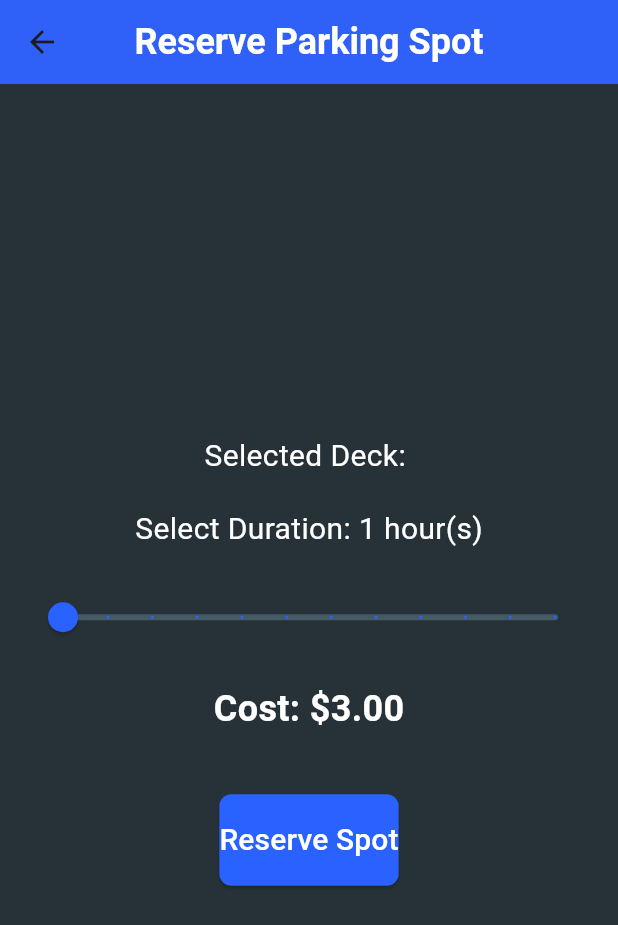
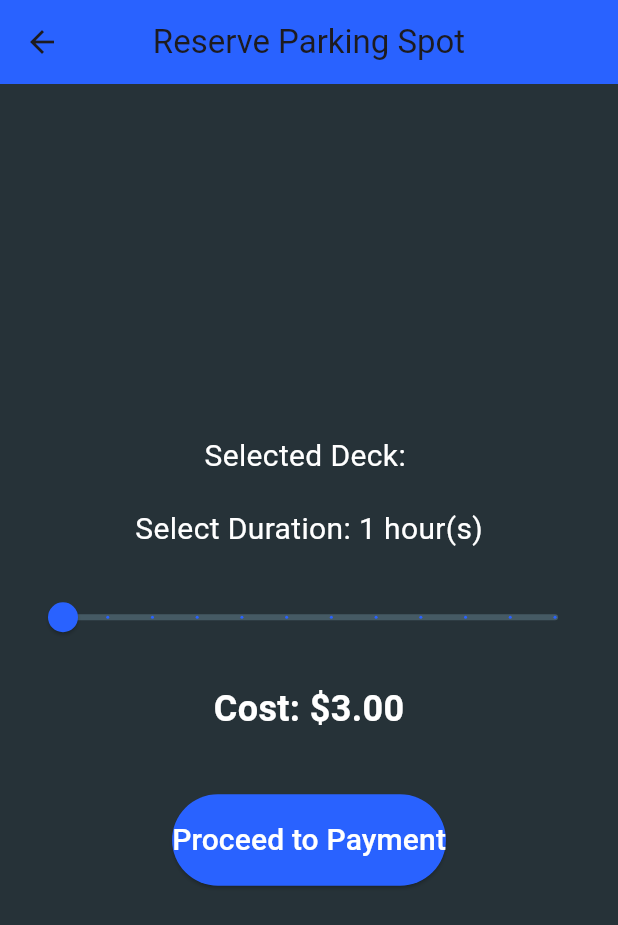
Before and after one commit to KrishnaDOS/ParkNet_Digital, a Flutter app: the ReserveSpotScreen screen opened directly with empty values, on a phone screen of 412 x 824 dp. Shown: the top 925 px of the screen. Run offline on Flutter 3.47's test engine with Material 3 defaults, Android fonts, the phone set to English and light mode, and no system bars; our stand-ins replace cloud_firestore, firebase_auth, firebase_core, flutter_map, geolocator, latlong2 and 1 more; accounts and stored records are empty.

Commit message:
Completed Parking Payment system along with Payment confirmations.

```diff
--- a/parkgsu/lib/reservation.dart
+++ b/parkgsu/lib/reservation.dart
@@ -1,11 +1,10 @@
 import 'package:flutter/material.dart';
+import 'payment_page.dart';
 
 class ReserveSpotScreen extends StatefulWidget {
-  final String selectedDeck; // Parameter for selected deck
+  final String selectedDeck;
 
-  // Constructor to accept selectedDeck
-  const ReserveSpotScreen({Key? key, required this.selectedDeck})
-      : super(key: key);
+  const ReserveSpotScreen({Key? key, required this.selectedDeck}) : super(key: key);
 
   @override
   _ReserveSpotScreenState createState() => _ReserveSpotScreenState();
@@ -13,12 +12,12 @@ class ReserveSpotScreen extends StatefulWidget {
 
 class _ReserveSpotScreenState extends State<ReserveSpotScreen> {
   double _hours = 1;
-  double _cost = 3.0; // Initial cost for 1 hour
+  double _cost = 3.0;
 
   void _updateCost(double hours) {
     setState(() {
       _hours = hours;
-      _cost = 3 + (2 * (_hours - 1)); // $3 for 1 hour, $2 per additional hour
+      _cost = 3 + (2 * (_hours - 1));
     });
   }
 
@@ -27,31 +26,18 @@ class _ReserveSpotScreenState extends State<ReserveSpotScreen> {
     return Scaffold(
       backgroundColor: Colors.blueGrey[900],
       appBar: AppBar(
-        title: const Text(
-          'Reserve Parking Spot',
-          style: TextStyle(
-              color: Colors.white, fontSize: 24, fontWeight: FontWeight.bold),
-        ),
+        title: const Text('Reserve Parking Spot'),
         centerTitle: true,
         backgroundColor: Colors.blueAccent[700],
-        elevation: 4,
       ),
       body: Padding(
         padding: const EdgeInsets.all(16.0),
         child: Column(
           mainAxisAlignment: MainAxisAlignment.center,
           children: [
-            // Display the selected parking deck
-            Text(
-              'Selected Deck: ${widget.selectedDeck}',
-              style: TextStyle(color: Colors.white, fontSize: 20),
-            ),
+            Text('Selected Deck: ${widget.selectedDeck}', style: TextStyle(color: Colors.white, fontSize: 20)),
             SizedBox(height: 20),
-            // Slider to select parking hours
-            Text(
-              'Select Duration: ${_hours.toStringAsFixed(0)} hour(s)',
-              style: TextStyle(color: Colors.white, fontSize: 20),
-            ),
+            Text('Select Duration: ${_hours.toStringAsFixed(0)} hour(s)', style: TextStyle(color: Colors.white, fontSize: 20)),
             SizedBox(height: 20),
             Slider(
               value: _hours,
@@ -59,38 +45,25 @@ class _ReserveSpotScreenState extends State<ReserveSpotScreen> {
               max: 12,
               divisions: 11,
               label: '${_hours.toStringAsFixed(0)} hours',
-              onChanged: (value) {
-                _updateCost(value);
-              },
+              onChanged: _updateCost,
               activeColor: Colors.blueAccent[700],
               inactiveColor: Colors.blueGrey[700],
             ),
             SizedBox(height: 20),
-            // Display the cost
-            Text(
-              'Cost: \$${_cost.toStringAsFixed(2)}',
-              style: TextStyle(
-                  color: Colors.white,
-                  fontSize: 24,
-                  fontWeight: FontWeight.bold),
-            ),
+            Text('Cost: \$${_cost.toStringAsFixed(2)}', style: TextStyle(color: Colors.white, fontSize: 24, fontWeight: FontWeight.bold)),
             SizedBox(height: 40),
-            // Reserve Button
             ElevatedButton(
               onPressed: () {
-                // Implement the reservation logic here
+                Navigator.push(
+                  context,
+                  MaterialPageRoute(builder: (context) => PaymentPage(amount: _cost)),
+                );
               },
               style: ElevatedButton.styleFrom(
                 padding: EdgeInsets.symmetric(vertical: 16),
                 backgroundColor: Colors.blueAccent[700],
-                shape: RoundedRectangleBorder(
-                  borderRadius: BorderRadius.circular(8),
-                ),
               ),
-              child: Text(
-                'Reserve Spot',
-                style: TextStyle(fontSize: 20, color: Colors.white),
-              ),
+              child: Text('Proceed to Payment', style: TextStyle(fontSize: 20, color: Colors.white)),
             ),
           ],
         ),
--- a/parkgsu/pubspec.yaml
+++ b/parkgsu/pubspec.yaml
@@ -30,6 +30,7 @@ environment:
 dependencies:
   flutter:
     sdk: flutter
+  qr_flutter: ^4.0.0  # Use the latest version
   firebase_core: ^3.3.0
   firebase_auth: ^5.3.1
   cloud_firestore: ^5.2.1
```
Also changed, not shown: parkgsu/lib/main.dart (+13 -9 lines), parkgsu/lib/payment_confirmation.dart (added, +36 -0 lines), parkgsu/lib/payment_page.dart (added, +127 -0 lines), parkgsu/pubspec.lock.
